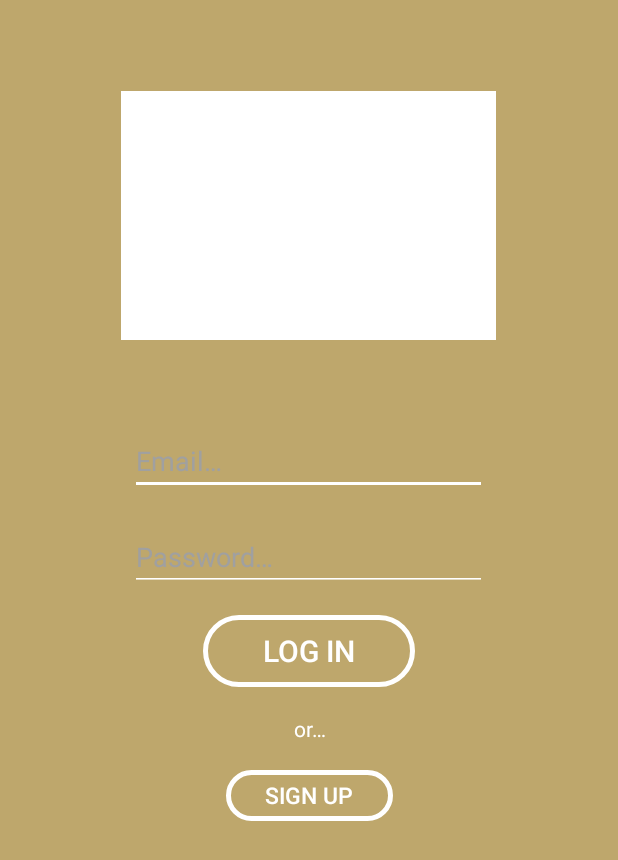
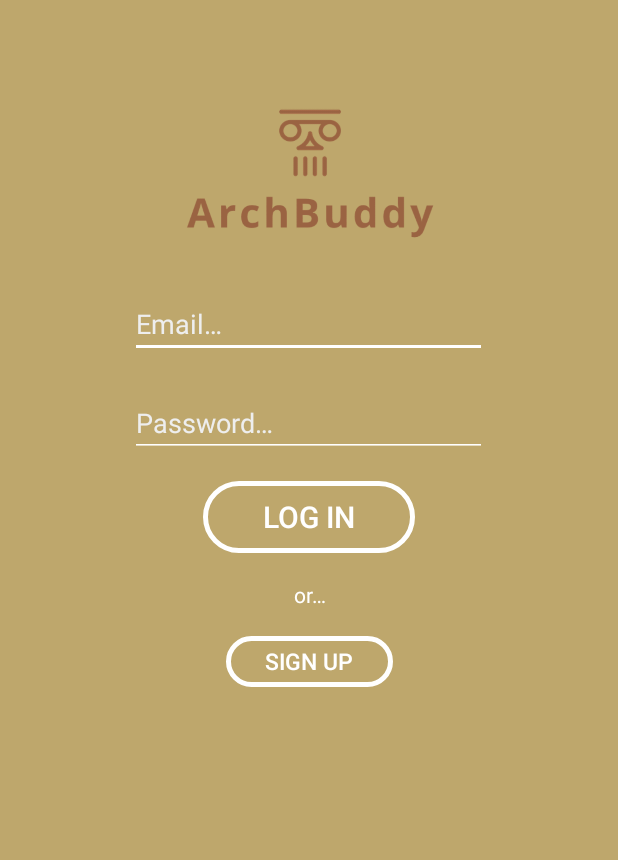
Before and after one commit to jasonwvh/Archaeology, an Android app: the screen it shows after launch (LoginView), on a phone screen of 412 x 824 dp. Shown: the top 860 px of the screen. Run offline under Robolectric (Android 15) with nearby library versions, the phone set to English and light mode, and no system bars; our stand-ins replace Firebase (no records; nobody signed in at launch, a user with empty details on screens opened directly); 1 statement that could not run was skipped.

Commit message:
fixed layout

```diff
--- a/app/src/main/java/com/archaeology/views/splash/SplashView.kt
+++ b/app/src/main/java/com/archaeology/views/splash/SplashView.kt
@@ -25,6 +25,6 @@ class SplashView : AppCompatActivity() {
             startActivity(Intent(this@SplashView, LoginView::class.java))
             overridePendingTransition(android.R.anim.fade_in, android.R.anim.fade_out)
             finish()
-        }, 4000)
+        }, 2000)
     }
 }
--- a/app/src/main/res/layout/activity_login.xml
+++ b/app/src/main/res/layout/activity_login.xml
@@ -11,17 +11,16 @@
 
     <ImageView
         android:id="@+id/logo"
-        android:layout_width="250dp"
-        android:layout_height="250dp"
-        android:src="@drawable/splash"
-        android:tint="@android:color/white"
-        app:layout_constraintBottom_toBottomOf="parent"
+        android:layout_width="243dp"
+        android:layout_height="127dp"
+        android:layout_marginStart="100dp"
+        android:layout_marginTop="50dp"
+        android:layout_marginEnd="100dp"
         app:layout_constraintEnd_toEndOf="parent"
-        app:layout_constraintHorizontal_bias="0.496"
         app:layout_constraintStart_toStartOf="parent"
         app:layout_constraintTop_toTopOf="parent"
-        app:layout_constraintVertical_bias="0.033"
-        android:contentDescription="TODO" />
+        android:src="@drawable/splash"
+        app:srcCompat="@drawable/splash" />
 
     <EditText
         android:id="@+id/loginEmailInput"
@@ -114,4 +113,5 @@
         app:layout_constraintStart_toStartOf="parent"
         app:layout_constraintTop_toBottomOf="@+id/loginSignUpButton" />
 
+
 </androidx.constraintlayout.widget.ConstraintLayout>
--- a/app/src/main/res/values/colors.xml
+++ b/app/src/main/res/values/colors.xml
@@ -5,6 +5,6 @@
   <color name="colorPrimary">#BEA76C</color>
   <color name="colorSecondary">#9A6342</color>
   <color name="colorPrimaryDark">#4E442D</color>
-  <color name="colorAccent">#3588C9</color>
-  <color name="fontHint">#A0A0A0</color>
+  <color name="colorAccent">#6CBEB4</color>
+  <color name="fontHint">#EEEEEE</color>
 </resources>
```
